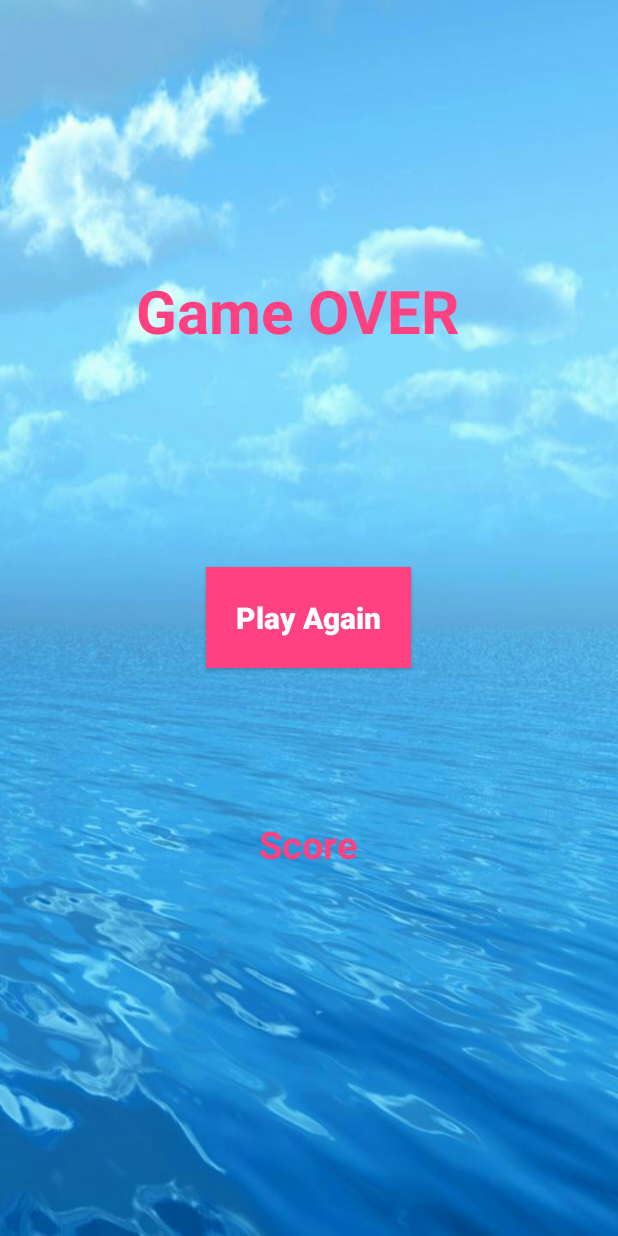
After one commit to pawan13/FishGames, an Android app: the layout activity_game_finish.xml on its own in the app's theme, with its tools: preview values and no code run, on a phone screen of 412 x 824 dp. The commit adds this screen. Run offline under Robolectric (Android 15) with nearby library versions, the phone set to English and light mode, and no system bars.

Commit message:
Final work

```diff
--- a/app/src/main/AndroidManifest.xml
+++ b/app/src/main/AndroidManifest.xml
@@ -9,6 +9,8 @@
             android:roundIcon="@mipmap/ic_launcher_round"
             android:supportsRtl="true"
             android:theme="@style/AppTheme">
+        <activity android:name=".GameFinish">
+        </activity>
         <activity android:name=".MainActivity">
         </activity>
         <activity android:name=".SplashScreen">
--- /dev/null
+++ b/app/src/main/res/layout/activity_game_finish.xml
@@ -0,0 +1,56 @@
+<?xml version="1.0" encoding="utf-8"?>
+<RelativeLayout
+        xmlns:android="http://schemas.android.com/apk/res/android"
+        xmlns:tools="http://schemas.android.com/tools"
+        xmlns:app="http://schemas.android.com/apk/res-auto"
+        android:layout_width="match_parent"
+        android:layout_height="match_parent"
+        android:background="@drawable/splash"
+        tools:context=".GameFinish">
+    <TextView
+            android:layout_width="wrap_content"
+            android:layout_height="wrap_content"
+            android:textColor="@color/colorAccent"
+            android:layout_alignParentStart="true"
+            android:layout_alignParentLeft="false"
+            android:layout_alignParentTop="true"
+            android:layout_marginTop="180dp"
+            android:textAlignment="center"
+            android:text="Game OVER"
+            android:textSize="40sp"
+            android:layout_marginStart="90dp"
+            android:layout_marginLeft="90dp"
+            android:textStyle="bold"/>
+
+    <Button
+            android:id="@+id/btn_playAgain"
+            android:layout_width="wrap_content"
+            android:layout_height="wrap_content"
+            android:layout_marginStart="100dp"
+            android:layout_marginLeft="100dp"
+            android:layout_centerHorizontal="true"
+            android:layout_centerVertical="true"
+            android:padding="20dp"
+            android:text="Play Again"
+            android:textAllCaps="false"
+            android:textSize="20sp"
+            android:background="@color/colorAccent"
+            android:textColor="@color/white"
+            android:textStyle="bold"/>
+    <TextView
+            android:id="@+id/txtScore"
+            android:layout_width="wrap_content"
+            android:layout_height="wrap_content"
+            android:textColor="@color/colorAccent"
+            android:layout_marginTop="100dp"
+            android:textAlignment="center"
+            android:layout_below="@id/btn_playAgain"
+            android:layout_centerHorizontal="true"
+            android:text="Score"
+            android:textSize="25sp"
+            android:layout_marginStart="90dp"
+            android:layout_marginLeft="90dp"
+            android:textStyle="bold"/>
+
+
+</RelativeLayout>
```
Also changed, not shown: app/src/main/java/com/example/fishgame/FlyingFishView.java (+112 -16 lines), app/src/main/java/com/example/fishgame/GameFinish.java (added, +32 -0 lines), app/src/main/java/com/example/fishgame/MainActivity.java (+11 -9 lines), app/src/main/res/layout/activity_main.xml (+8 -13 lines), app/src/main/res/layout/header.xml (deleted, +0 -10 lines), app/src/main/res/menu/drawermenu.xml (deleted, +0 -11 lines).
